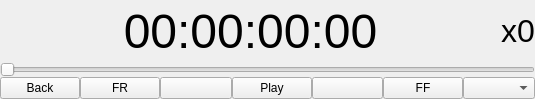
This is libs/PhCommonUI/PhMediaPanel.ui in JokerSync/Joker as Qt 5 draws it before an edit. The edited form follows.
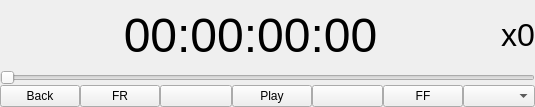
This is the edited form.

The edit to the form file:
```diff
--- a/libs/PhCommonUI/PhMediaPanel.ui
+++ b/libs/PhCommonUI/PhMediaPanel.ui
@@ -7,7 +7,7 @@
     <x>0</x>
     <y>0</y>
     <width>535</width>
-    <height>99</height>
+    <height>107</height>
    </rect>
   </property>
   <property name="windowTitle">
```
Left out of the diff: 17 changed lines with no effect on the pictures.
